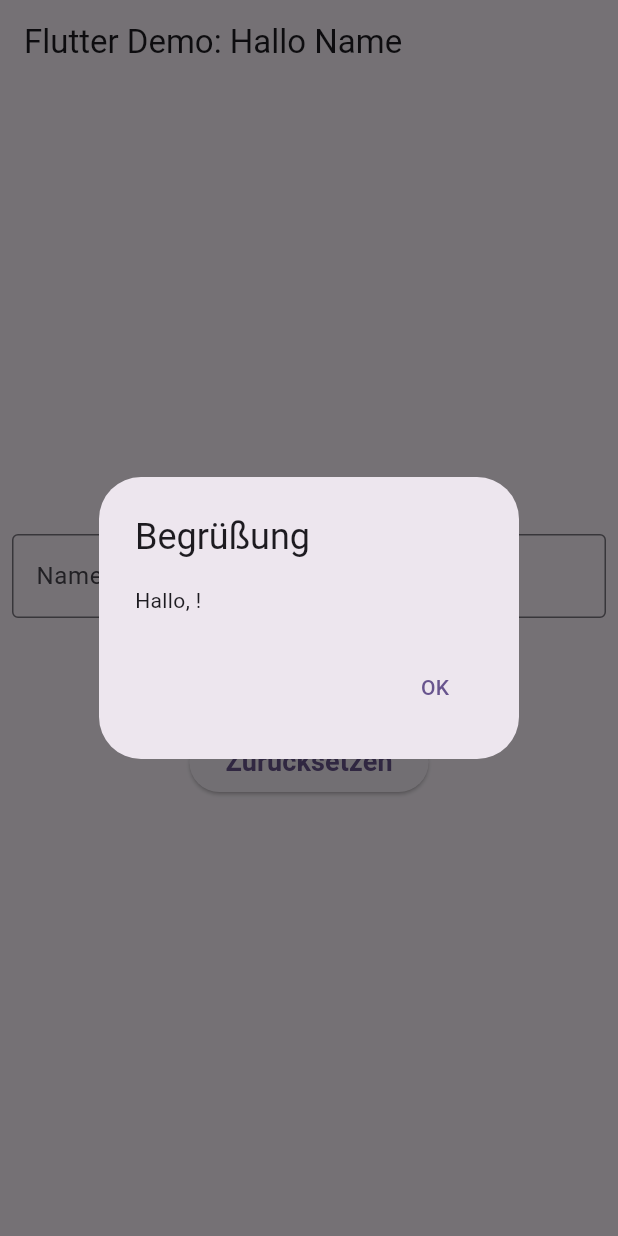
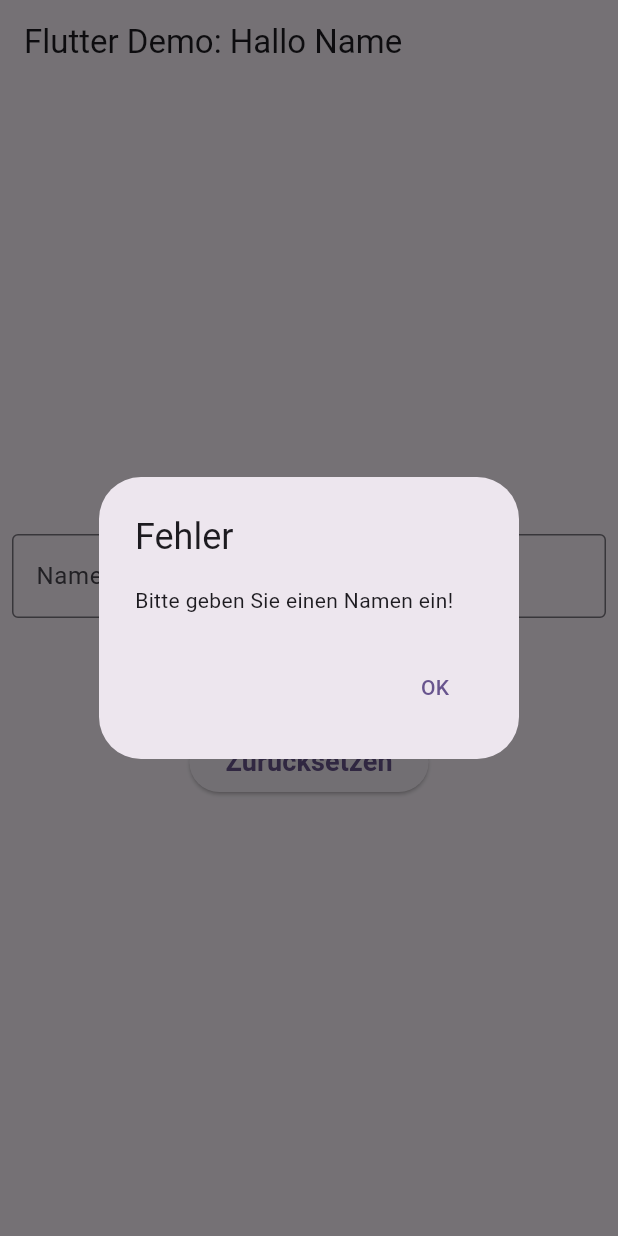
Before and after one commit to MDecker-MobileComputing/Flutter_HalloName, a Flutter app: the screen it shows after launch, after a tap on "Begrüße mich", on a phone screen of 412 x 824 dp. Run offline on Flutter 3.47's test engine with Material 3 defaults, Android fonts, the phone set to English and light mode, and no system bars.

Commit message:
Fehlermeldung wird angezeigt, wenn bei Klick auf "Begruessen"-Button kein Name gefunden wird

```diff
--- a/lib/main.dart
+++ b/lib/main.dart
@@ -78,12 +78,14 @@ class _MyHomePageState extends State<MyHomePage> {
             ),
             ElevatedButton(
               onPressed: () {
+                String trimmedText = _controller.text.trim();
+                if (trimmedText.isEmpty) {
                   showDialog(
                     context: context,
                     builder: (BuildContext context) {
                       return AlertDialog(
-                      title: Text('Begrüßung'),
-                      content: Text('Hallo, ${_controller.text.trim()}!'),
+                        title: Text('Fehler'),
+                        content: Text('Bitte geben Sie einen Namen ein!'),
                         actions: <Widget>[
                           TextButton(
                             child: Text('OK'),
@@ -95,6 +97,25 @@ class _MyHomePageState extends State<MyHomePage> {
                       );
                     },
                   );
+                } else {
+                  showDialog(
+                    context: context,
+                    builder: (BuildContext context) {
+                      return AlertDialog(
+                        title: Text('Begrüßung'),
+                        content: Text('Hallo, $trimmedText!'),
+                        actions: <Widget>[
+                          TextButton(
+                            child: Text('OK'),
+                            onPressed: () {
+                              Navigator.of(context).pop();
+                            },
+                          ),
+                        ],
+                      );
+                    },
+                  );
+                }
               },
               child: Text(
                 'Begrüße mich',
```
Also changed, not shown: 1 other file. Lines whose indentation alone changed are shown as unchanged.
